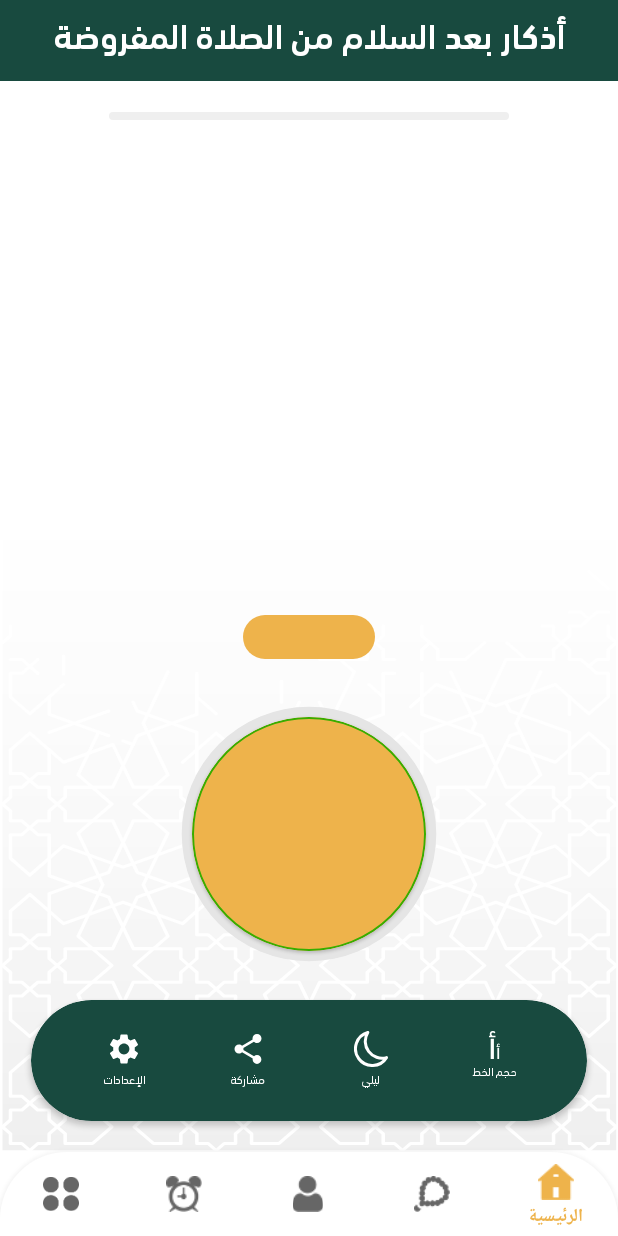
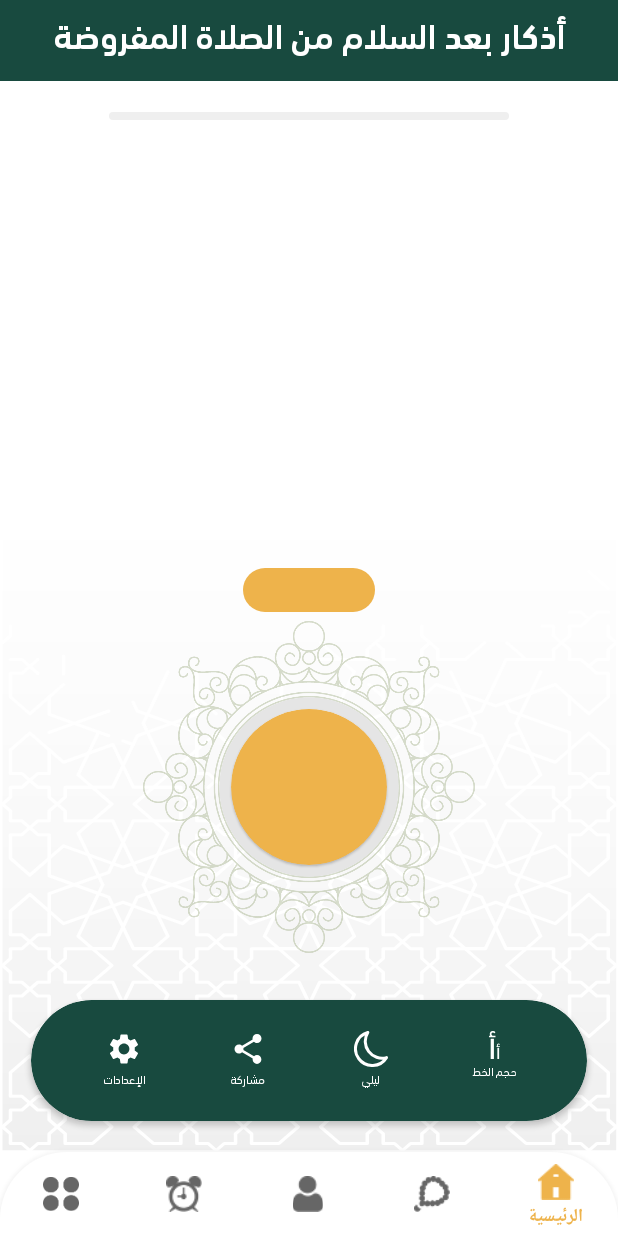
Before and after one commit to AhmedNader65/Alsalah, an Android app: the screen it shows after launch (MainActivity), after a tap on "اقرأها الآن", on a phone screen of 412 x 824 dp. Run offline under Robolectric (Android 15) with nearby library versions, the light colour scheme and no system bars; our stand-ins replace Dagger/Hilt's generated code, Room's generated code, data binding, navigation-ui, sdp/ssp sizes; libraries missing offline, so code that uses them is left out: androidx.hilt.work; 32 statements that could not run were skipped.

Commit message:
add frame around counter btn

```diff
--- a/app/src/main/res/layout/fragment_azkar_details.xml
+++ b/app/src/main/res/layout/fragment_azkar_details.xml
@@ -29,16 +29,11 @@
             android:textSize="@dimen/_18ssp"
             app:layout_constraintTop_toTopOf="parent" />
 
-        <ScrollView
+        <androidx.constraintlayout.widget.ConstraintLayout
             android:layout_width="match_parent"
             android:layout_height="0dp"
-            android:fillViewport="true"
             app:layout_constraintBottom_toTopOf="@id/bottom_tools"
             app:layout_constraintTop_toBottomOf="@id/title">
-
-            <androidx.constraintlayout.widget.ConstraintLayout
-                android:layout_width="match_parent"
-                android:layout_height="wrap_content">
 
             <ProgressBar
                 android:id="@+id/overall_azkar_progress"
@@ -94,25 +89,31 @@
                 android:id="@+id/counter_container"
                 android:layout_width="wrap_content"
                 android:layout_height="wrap_content"
-                    android:layout_marginTop="@dimen/_24sdp"
+                android:layout_marginBottom="@dimen/_24sdp"
                 android:onClick="@{()->model.increaseCounter()}"
                 app:layout_constraintBottom_toBottomOf="parent"
                 app:layout_constraintEnd_toEndOf="parent"
                 app:layout_constraintStart_toStartOf="parent">
 
+                <ImageView
+                    android:layout_width="@dimen/_170sdp"
+                    android:layout_height="@dimen/_170sdp"
+                    android:layout_gravity="center"
+                    app:srcCompat="@drawable/counter_round_bg" />
+
                 <com.google.android.material.card.MaterialCardView
-                        android:layout_width="@dimen/_120sdp"
-                        android:layout_height="@dimen/_120sdp"
+                    android:layout_width="@dimen/_80sdp"
+                    android:layout_height="@dimen/_80sdp"
                     android:layout_gravity="center"
                     app:cardBackgroundColor="@color/text_orange_color"
                     app:cardCornerRadius="@dimen/_60sdp"
                     app:strokeColor="@color/green"
-                        app:strokeWidth="1dp">
+                    app:strokeWidth="0dp">
 
                     <TextView
                         android:id="@+id/counter"
-                            android:layout_width="@dimen/_120sdp"
-                            android:layout_height="@dimen/_120sdp"
+                        android:layout_width="@dimen/_80sdp"
+                        android:layout_height="@dimen/_80sdp"
                         android:gravity="center"
                         android:text="@{model.azkarCounter.toString()}"
                         android:textColor="@color/white"
@@ -121,8 +122,8 @@
 
                 <ProgressBar
                     style="?android:attr/progressBarStyleHorizontal"
-                        android:layout_width="@dimen/_170sdp"
-                        android:layout_height="@dimen/_170sdp"
+                    android:layout_width="@dimen/_120sdp"
+                    android:layout_height="@dimen/_120sdp"
                     android:layout_gravity="center"
                     android:layoutDirection="ltr"
                     android:max="100"
@@ -137,16 +138,15 @@
                 style="@style/mediumText"
                 android:layout_width="wrap_content"
                 android:layout_height="wrap_content"
-                    android:layout_marginTop="@dimen/_8sdp"
+                android:layout_marginBottom="@dimen/_8sdp"
                 android:text="@{`باقي من الأذكار ◀ `+(model.allAzkar.size()-model.currentIndex)}"
                 android:textColor="@color/text_green_color"
                 android:textSize="@dimen/_10ssp"
+                app:layout_constraintBottom_toBottomOf="parent"
                 app:layout_constraintEnd_toEndOf="parent"
-                    app:layout_constraintStart_toStartOf="parent"
-                    app:layout_constraintTop_toBottomOf="@id/counter_container" />
+                app:layout_constraintStart_toStartOf="parent" />
 
         </androidx.constraintlayout.widget.ConstraintLayout>
-        </ScrollView>
 
         <include
             android:id="@+id/bottom_tools"
```
Also changed, not shown: app/src/main/res/drawable-hdpi/counter_round_bg.png (added), app/src/main/res/drawable-ldpi/counter_round_bg.png (added), app/src/main/res/drawable-mdpi/counter_round_bg.png (added), app/src/main/res/drawable-xhdpi/counter_round_bg.png (added), app/src/main/res/drawable-xxhdpi/counter_round_bg.png (added), app/src/main/res/drawable-xxxhdpi/counter_round_bg.png (added). Lines whose indentation alone changed are shown as unchanged.
